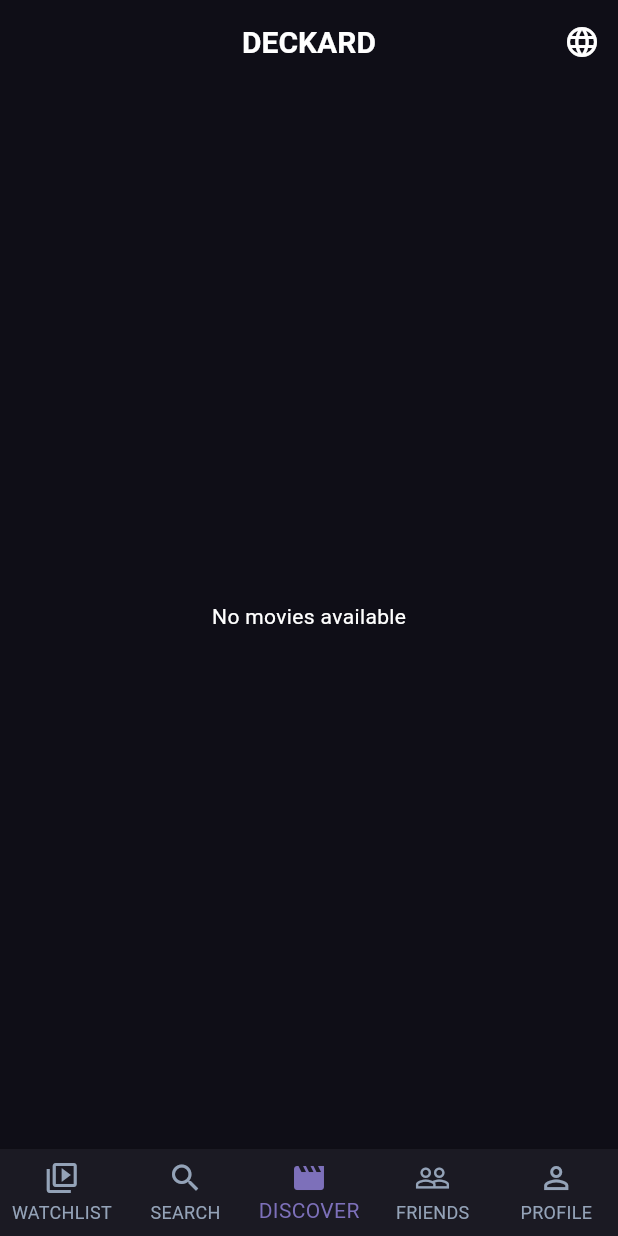
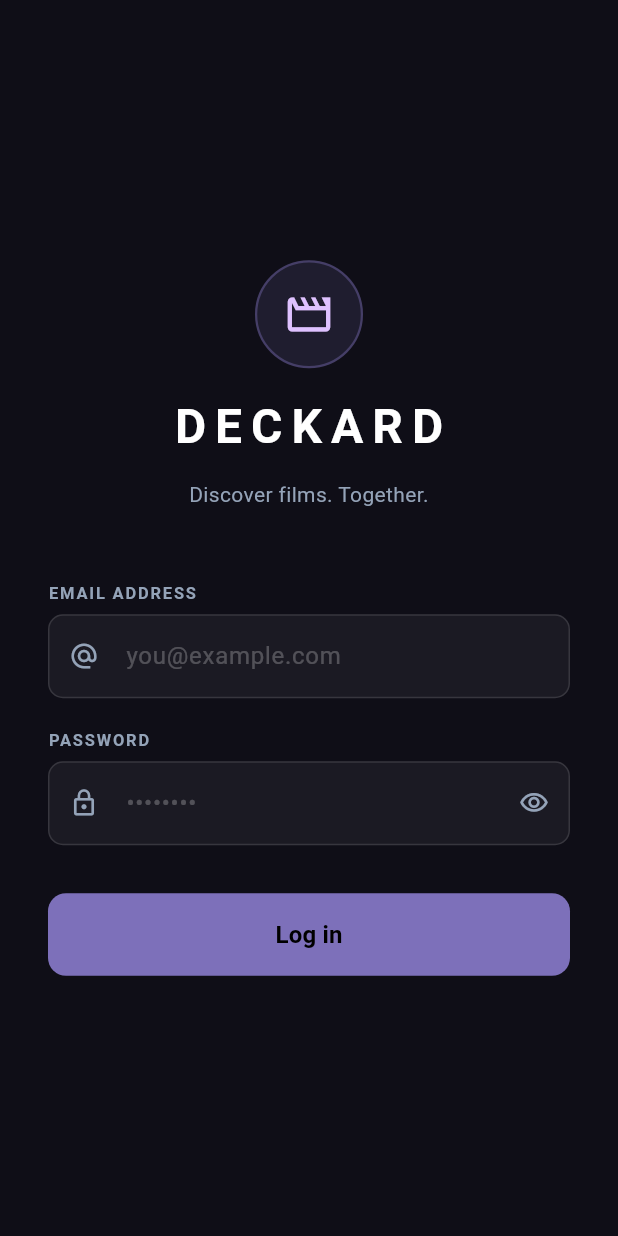
Before and after one commit to pho-rg/deckard, a Flutter app: the screen it shows after launch, on a phone screen of 412 x 824 dp. Run offline on Flutter 3.47's test engine with Material 3 defaults, Android fonts, the phone set to English and light mode, and no system bars; our stand-ins replace cached_network_image, flutter_secure_storage, shared_preferences; generated files the repository leaves out were written again.

Commit message:
Frontend: add Login screen

```diff
--- a/frontend/lib/l10n/app_en.arb
+++ b/frontend/lib/l10n/app_en.arb
@@ -116,5 +116,12 @@
   "unanimousMoviesSubtitle": "Everyone in the group selected these films.",
   "noMatchFound": "No match this time!",
   "noMatchFoundSubtitle": "Your group couldn't agree on a film. Try again with different choices.",
-  "restartMatch": "Start a new match"
+  "restartMatch": "Start a new match",
+
+  "loginSubtitle": "Discover films. Together.",
+  "passwordLabel": "PASSWORD",
+  "loginButton": "Log in",
+  "fieldRequired": "This field is required",
+  "invalidEmail": "Enter a valid email address",
+  "logOut": "Log out"
 }
--- a/frontend/lib/l10n/app_fr.arb
+++ b/frontend/lib/l10n/app_fr.arb
@@ -116,5 +116,12 @@
   "unanimousMoviesSubtitle": "Tout le groupe a sélectionné ces films.",
   "noMatchFound": "Pas de match cette fois !",
   "noMatchFoundSubtitle": "Votre groupe n'a pas réussi à se mettre d'accord. Réessayer avec d'autres choix.",
-  "restartMatch": "Recommencer un match"
+  "restartMatch": "Recommencer un match",
+
+  "loginSubtitle": "Découvrez des films. Ensemble.",
+  "passwordLabel": "MOT DE PASSE",
+  "loginButton": "Se connecter",
+  "fieldRequired": "Ce champ est requis",
+  "invalidEmail": "Entrez une adresse e-mail valide",
+  "logOut": "Se déconnecter"
 }
--- a/frontend/lib/main.dart
+++ b/frontend/lib/main.dart
@@ -2,7 +2,9 @@ import 'package:flutter/material.dart';
 import 'package:flutter_localizations/flutter_localizations.dart';
 import 'package:provider/provider.dart';
 import 'l10n/generated/app_localizations.dart';
+import 'screens/login_screen.dart';
 import 'screens/main_navigation.dart';
+import 'services/auth_service.dart';
 import 'theme/app_theme.dart';
 import 'providers/locale_provider.dart';
 
@@ -39,7 +41,30 @@ class DeckardApp extends StatelessWidget {
         Locale('en'),
         Locale('fr'),
       ],
-      home: const MainNavigation(),
+      home: const AuthGate(),
     );
   }
 }
+
+/// Vérifie le token au démarrage.
+/// → token trouvé : MainNavigation directement
+/// → pas de token : LoginScreen (accepte n'importe quels identifiants pour l'instant)
+class AuthGate extends StatelessWidget {
+  const AuthGate({super.key});
+
+  @override
+  Widget build(BuildContext context) {
+    return FutureBuilder<bool>(
+      future: AuthService.tryRestoreToken(),
+      builder: (context, snapshot) {
+        if (snapshot.connectionState != ConnectionState.done) {
+          return const Scaffold(
+            body: Center(child: CircularProgressIndicator()),
+          );
+        }
+        final isLoggedIn = snapshot.data ?? false;
+        return isLoggedIn ? const MainNavigation() : const LoginScreen();
+      },
+    );
+  }
+}
--- /dev/null
+++ b/frontend/lib/screens/login_screen.dart
@@ -0,0 +1,300 @@
+import 'package:flutter/material.dart';
+
+import '../l10n/generated/app_localizations.dart';
+import '../services/auth_service.dart';
+import '../theme/app_theme.dart';
+import 'main_navigation.dart';
+
+class LoginScreen extends StatefulWidget {
+  const LoginScreen({super.key});
+
+  @override
+  State<LoginScreen> createState() => _LoginScreenState();
+}
+
+class _LoginScreenState extends State<LoginScreen> {
+  final _formKey = GlobalKey<FormState>();
+  final _emailCtrl = TextEditingController();
+  final _passwordCtrl = TextEditingController();
+
+  bool _loading = false;
+  bool _obscurePassword = true;
+  String? _errorMessage;
+
+  @override
+  void dispose() {
+    _emailCtrl.dispose();
+    _passwordCtrl.dispose();
+    super.dispose();
+  }
+
+  Future<void> _submit() async {
+    if (!_formKey.currentState!.validate()) return;
+
+    setState(() {
+      _loading = true;
+      _errorMessage = null;
+    });
+
+    try {
+      await AuthService.login(_emailCtrl.text.trim(), _passwordCtrl.text);
+      if (mounted) {
+        Navigator.pushAndRemoveUntil(
+          context,
+          MaterialPageRoute(builder: (_) => const MainNavigation()),
+          (_) => false,
+        );
+      }
+    } catch (e) {
+      setState(() {
+        _errorMessage = e.toString().replaceFirst('Exception: ', '');
+      });
+    } finally {
+      if (mounted) setState(() => _loading = false);
+    }
+  }
+
+  @override
+  Widget build(BuildContext context) {
+    final l10n = AppLocalizations.of(context)!;
+
+    return Scaffold(
+      body: SafeArea(
+        child: Center(
+          child: SingleChildScrollView(
+            padding: const EdgeInsets.symmetric(horizontal: 32),
+            child: Form(
+              key: _formKey,
+              child: Column(
+                mainAxisAlignment: MainAxisAlignment.center,
+                crossAxisAlignment: CrossAxisAlignment.stretch,
+                children: [
+                  // ── Logo / titre ───────────────────────────────────────────
+                  const _DeckardLogo(),
+                  const SizedBox(height: 12),
+                  Text(
+                    l10n.loginSubtitle,
+                    textAlign: TextAlign.center,
+                    style: const TextStyle(
+                      fontSize: 14,
+                      color: AppTheme.textDim,
+                    ),
+                  ),
+
+                  const SizedBox(height: 48),
+
+                  // ── Email ──────────────────────────────────────────────────
+                  _FieldLabel(l10n.emailLabel),
+                  const SizedBox(height: 6),
+                  TextFormField(
+                    controller: _emailCtrl,
+                    keyboardType: TextInputType.emailAddress,
+                    textInputAction: TextInputAction.next,
+                    autocorrect: false,
+                    style: const TextStyle(color: AppTheme.textMain),
+                    decoration: _inputDecoration(
+                      hint: 'you@example.com',
+                      icon: Icons.alternate_email,
+                    ),
+                    validator: (v) {
+                      if (v == null || v.trim().isEmpty) {
+                        return l10n.fieldRequired;
+                      }
+                      if (!v.contains('@')) return l10n.invalidEmail;
+                      return null;
+                    },
+                  ),
+
+                  const SizedBox(height: 20),
+
+                  // ── Mot de passe ───────────────────────────────────────────
+                  _FieldLabel(l10n.passwordLabel),
+                  const SizedBox(height: 6),
+                  TextFormField(
+                    controller: _passwordCtrl,
+                    obscureText: _obscurePassword,
+                    textInputAction: TextInputAction.done,
+                    onFieldSubmitted: (_) => _submit(),
+                    style: const TextStyle(color: AppTheme.textMain),
+                    decoration: _inputDecoration(
+                      hint: '••••••••',
+                      icon: Icons.lock_outline,
+                      suffix: IconButton(
+                        icon: Icon(
+                          _obscurePassword
+                              ? Icons.visibility_outlined
+                              : Icons.visibility_off_outlined,
+                          size: 20,
+                          color: AppTheme.textDim,
+                        ),
+                        onPressed: () => setState(
+                            () => _obscurePassword = !_obscurePassword),
+                      ),
+                    ),
+                    validator: (v) {
+                      if (v == null || v.isEmpty) return l10n.fieldRequired;
+                      return null;
+                    },
+                  ),
+
+                  // ── Erreur ─────────────────────────────────────────────────
+                  if (_errorMessage != null) ...[
+                    const SizedBox(height: 16),
+                    Container(
+                      padding: const EdgeInsets.symmetric(
+                          horizontal: 14, vertical: 12),
+                      decoration: BoxDecoration(
+                        color: Colors.redAccent.withOpacity(0.12),
+                        borderRadius: BorderRadius.circular(10),
+                        border: Border.all(
+                            color: Colors.redAccent.withOpacity(0.4)),
+                      ),
+                      child: Row(
+                        children: [
+                          const Icon(Icons.error_outline,
+                              color: Colors.redAccent, size: 18),
+                          const SizedBox(width: 10),
+                          Expanded(
+                            child: Text(
+                              _errorMessage!,
+                              style: const TextStyle(
+                                  color: Colors.redAccent, fontSize: 13),
+                            ),
+                          ),
+                        ],
+                      ),
+                    ),
+                  ],
+
+                  const SizedBox(height: 32),
+
+                  // ── Bouton connexion ───────────────────────────────────────
+                  FilledButton(
+                    onPressed: _loading ? null : _submit,
+                    style: FilledButton.styleFrom(
+                      backgroundColor: AppTheme.primaryPurple,
+                      padding: const EdgeInsets.symmetric(vertical: 16),
+                      shape: RoundedRectangleBorder(
+                          borderRadius: BorderRadius.circular(12)),
+                    ),
+                    child: _loading
+                        ? const SizedBox(
+                            width: 20,
+                            height: 20,
+                            child: CircularProgressIndicator(
+                                strokeWidth: 2, color: Colors.white),
+                          )
+                        : Text(
+                            l10n.loginButton,
+                            style: const TextStyle(
+                                fontSize: 16, fontWeight: FontWeight.bold),
+                          ),
+                  ),
+
+                ],
+              ),
+            ),
+          ),
+        ),
+      ),
+    );
+  }
+
+  InputDecoration _inputDecoration({
+    required String hint,
+    required IconData icon,
+    Widget? suffix,
+  }) {
+    return InputDecoration(
+      hintText: hint,
+      hintStyle: const TextStyle(color: Colors.white24),
+      prefixIcon: Icon(icon, color: AppTheme.textDim, size: 20),
+      suffixIcon: suffix,
+      filled: true,
+      fillColor: AppTheme.surface,
+      border: OutlineInputBorder(
+        borderRadius: BorderRadius.circular(10),
+        borderSide: const BorderSide(color: Colors.white12),
+      ),
+      enabledBorder: OutlineInputBorder(
+        borderRadius: BorderRadius.circular(10),
+        borderSide: const BorderSide(color: Colors.white12),
+      ),
+      focusedBorder: OutlineInputBorder(
+        borderRadius: BorderRadius.circular(10),
+        borderSide:
+            const BorderSide(color: AppTheme.primaryPurple, width: 1.5),
+      ),
+      errorBorder: OutlineInputBorder(
+        borderRadius: BorderRadius.circular(10),
+        borderSide: BorderSide(color: Colors.redAccent.withOpacity(0.6)),
+      ),
+      focusedErrorBorder: OutlineInputBorder(
+        borderRadius: BorderRadius.circular(10),
+        borderSide: const BorderSide(color: Colors.redAccent),
+      ),
+      errorStyle: const TextStyle(color: Colors.redAccent, fontSize: 12),
+    );
+  }
+}
+
+// ─────────────────────────────────────────────────────────────────────────────
+// Logo
+// ─────────────────────────────────────────────────────────────────────────────
+
+class _DeckardLogo extends StatelessWidget {
+  const _DeckardLogo();
+
+  @override
+  Widget build(BuildContext context) {
+    return Column(
+      children: [
+        // Film-reel icon in a purple circle
+        Container(
+          width: 72,
+          height: 72,
+          decoration: BoxDecoration(
+            shape: BoxShape.circle,
+            color: AppTheme.primaryPurple.withOpacity(0.15),
+            border: Border.all(
+                color: AppTheme.primaryPurple.withOpacity(0.4), width: 1.5),
+          ),
+          child: const Icon(Icons.movie_creation_outlined,
+              color: AppTheme.secondaryPurple, size: 34),
+        ),
+        const SizedBox(height: 16),
+        const Text(
+          'DECKARD',
+          style: TextStyle(
+            fontSize: 32,
+            fontWeight: FontWeight.bold,
+            color: AppTheme.textMain,
+            letterSpacing: 6,
+          ),
+        ),
+      ],
+    );
+  }
+}
+
+// ─────────────────────────────────────────────────────────────────────────────
+// Label de champ
+// ─────────────────────────────────────────────────────────────────────────────
+
+class _FieldLabel extends StatelessWidget {
+  final String text;
+  const _FieldLabel(this.text);
+
+  @override
+  Widget build(BuildContext context) {
+    return Text(
+      text,
+      style: const TextStyle(
+        fontSize: 11,
+        fontWeight: FontWeight.bold,
+        letterSpacing: 1.2,
+        color: AppTheme.textDim,
+      ),
+    );
+  }
+}
--- /dev/null
+++ b/frontend/lib/services/auth_service.dart
@@ -0,0 +1,42 @@
+import 'package:flutter_secure_storage/flutter_secure_storage.dart';
+
+import 'api_service.dart';
+
+class AuthService {
+  static const _storage = FlutterSecureStorage();
+  static const _tokenKey = 'auth_token';
+
+  /// Log in with email + password.
+  /// Mock: accepts any non-empty credentials and stores a fake token.
+  /// TODO: replace body with real API call:
+  ///   final data = await ApiService().post('/auth/login', {'email': email, 'password': password});
+  ///   final token = data['access_token'] as String;
+  static Future<void> login(String email, String password) async {
+    await Future.delayed(const Duration(milliseconds: 800));
+
+    if (email.trim().isEmpty || password.isEmpty) {
+      throw Exception('Email et mot de passe requis.');
+    }
+
+    // Mock token — replace with data['access_token'] from real API
+    const mockToken = 'mock-token-abc123';
+    await _storage.write(key: _tokenKey, value: mockToken);
+    ApiService.token = mockToken;
+  }
+
+  /// Clear the stored token and reset the API service.
+  static Future<void> logout() async {
+    await _storage.delete(key: _tokenKey);
+    ApiService.token = null;
+  }
+
+  /// Called on app start. Returns true if a valid token was found.
+  static Future<bool> tryRestoreToken() async {
+    final token = await _storage.read(key: _tokenKey);
+    if (token != null) {
+      ApiService.token = token;
+      return true;
+    }
+    return false;
+  }
+}
```
